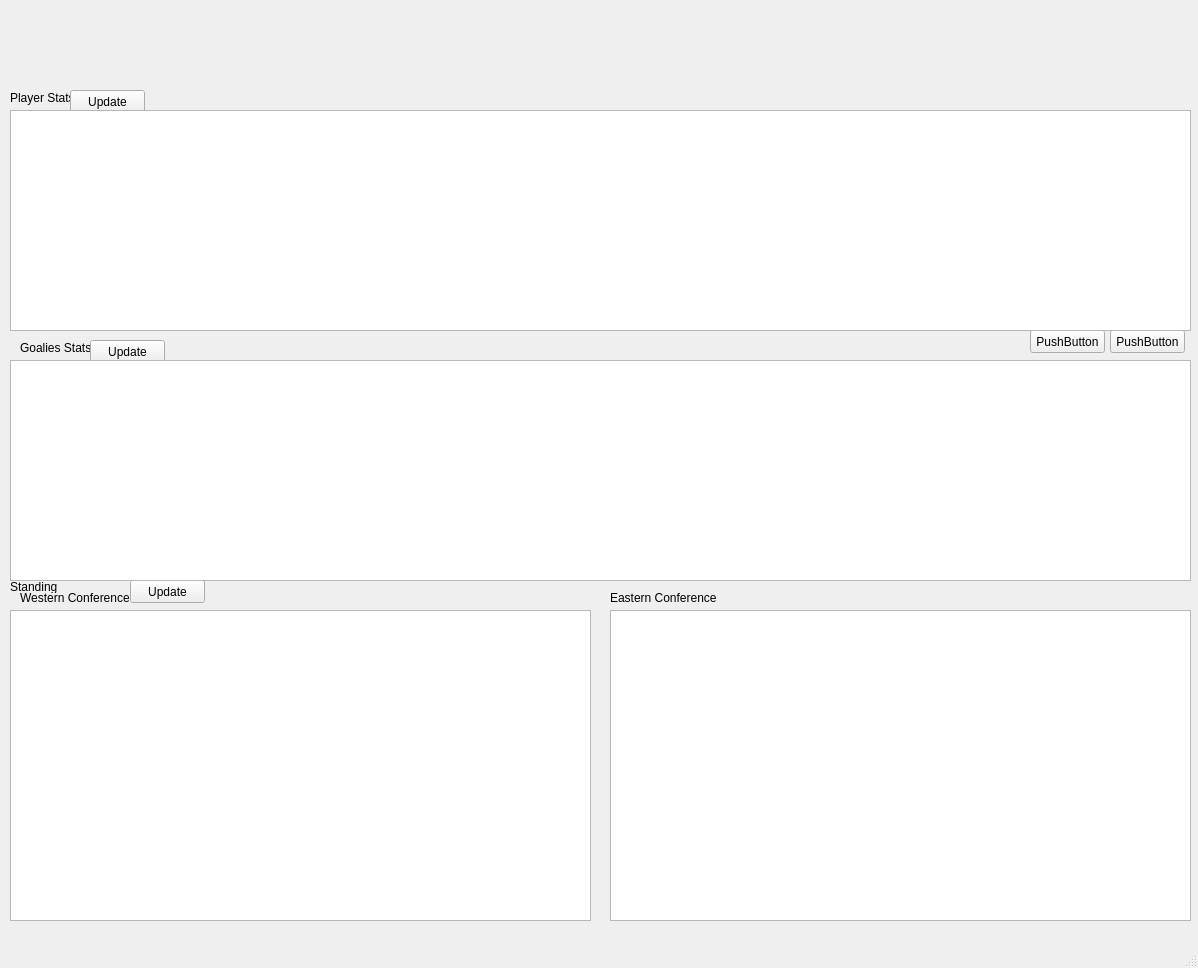
First picture: the form in nhl_stats_app_ui.ui, repository rshen25/nhl_stats_app, before the edit.
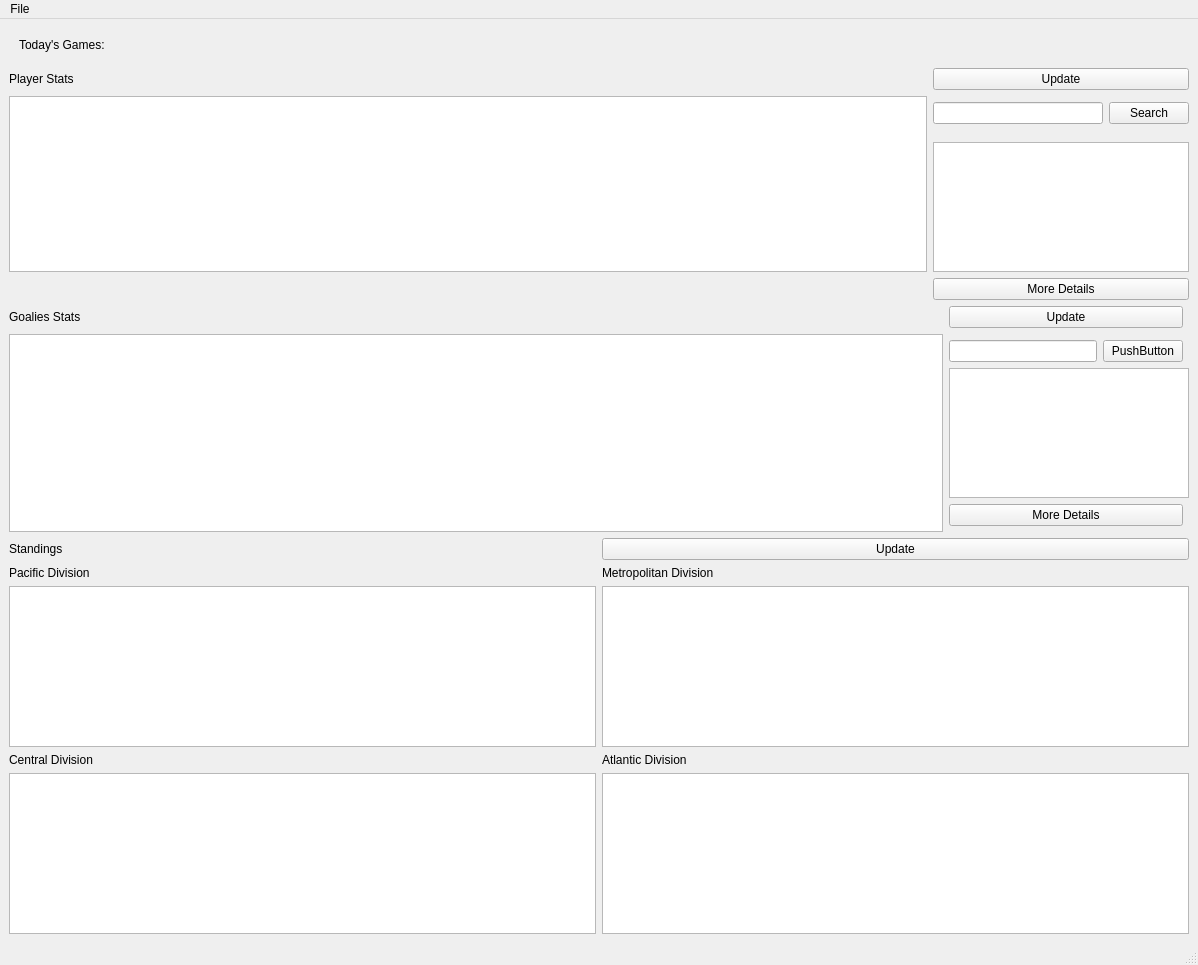
Second picture: the form after the edit.

Commit message:
Re-organized the main window UI to be able to scale with window size.
- Added more error checks, specifically if there was no response from the NHL API calls
- The application will use information from the database instead of trying to poll the NHL API if it is not available
- Minor refactors
- Updated README

```diff
--- a/nhl_stats_app_ui.ui
+++ b/nhl_stats_app_ui.ui
@@ -7,194 +7,211 @@
     <x>0</x>
     <y>0</y>
     <width>1198</width>
-    <height>968</height>
+    <height>965</height>
    </rect>
   </property>
   <property name="windowTitle">
    <string>MainWindow</string>
   </property>
   <widget class="QWidget" name="centralwidget">
-   <widget class="QLabel" name="label_standings">
-    <property name="geometry">
-     <rect>
-      <x>10</x>
-      <y>580</y>
-      <width>47</width>
-      <height>13</height>
-     </rect>
-    </property>
-    <property name="text">
-     <string>Standings</string>
-    </property>
-   </widget>
-   <widget class="QLabel" name="label_west_conference">
-    <property name="geometry">
-     <rect>
-      <x>20</x>
-      <y>590</y>
-      <width>121</width>
-      <height>16</height>
-     </rect>
-    </property>
-    <property name="text">
-     <string>Western Conference</string>
-    </property>
-   </widget>
-   <widget class="QLabel" name="label_east_conference">
-    <property name="geometry">
-     <rect>
-      <x>610</x>
-      <y>590</y>
-      <width>121</width>
-      <height>16</height>
-     </rect>
-    </property>
-    <property name="text">
-     <string>Eastern Conference</string>
-    </property>
-   </widget>
-   <widget class="QLabel" name="label_player_stats">
-    <property name="geometry">
-     <rect>
-      <x>10</x>
-      <y>90</y>
-      <width>81</width>
-      <height>16</height>
-     </rect>
-    </property>
-    <property name="text">
-     <string>Player Stats</string>
-    </property>
-   </widget>
-   <widget class="QLabel" name="label_goalie_stats">
-    <property name="geometry">
-     <rect>
-      <x>20</x>
-      <y>340</y>
-      <width>81</width>
-      <height>16</height>
-     </rect>
-    </property>
-    <property name="text">
-     <string>Goalies Stats</string>
-    </property>
-   </widget>
-   <widget class="QPushButton" name="btn_update_player_stats">
-    <property name="geometry">
-     <rect>
-      <x>70</x>
-      <y>90</y>
-      <width>75</width>
-      <height>23</height>
-     </rect>
-    </property>
-    <property name="text">
-     <string>Update</string>
-    </property>
-   </widget>
-   <widget class="QPushButton" name="btn_update_goalie_stats">
-    <property name="geometry">
-     <rect>
-      <x>90</x>
-      <y>340</y>
-      <width>75</width>
-      <height>23</height>
-     </rect>
-    </property>
-    <property name="text">
-     <string>Update</string>
-    </property>
-   </widget>
-   <widget class="QPushButton" name="btn_update_standings">
-    <property name="geometry">
-     <rect>
-      <x>130</x>
-      <y>580</y>
-      <width>75</width>
-      <height>23</height>
-     </rect>
-    </property>
-    <property name="text">
-     <string>Update</string>
-    </property>
-   </widget>
-   <widget class="QPushButton" name="pushButton_4">
-    <property name="geometry">
-     <rect>
-      <x>1110</x>
-      <y>330</y>
-      <width>75</width>
-      <height>23</height>
-     </rect>
-    </property>
-    <property name="text">
-     <string>PushButton</string>
-    </property>
-   </widget>
-   <widget class="QPushButton" name="pushButton_5">
-    <property name="geometry">
-     <rect>
-      <x>1030</x>
-      <y>330</y>
-      <width>75</width>
-      <height>23</height>
-     </rect>
-    </property>
-    <property name="text">
-     <string>PushButton</string>
-    </property>
-   </widget>
-   <widget class="QTableView" name="table_west_standings">
-    <property name="geometry">
-     <rect>
-      <x>10</x>
-      <y>610</y>
-      <width>581</width>
-      <height>311</height>
-     </rect>
-    </property>
-   </widget>
-   <widget class="QTableView" name="table_player_stats">
-    <property name="geometry">
-     <rect>
-      <x>10</x>
-      <y>110</y>
-      <width>1181</width>
-      <height>221</height>
-     </rect>
-    </property>
-   </widget>
-   <widget class="QTableView" name="table_goalie_stats">
-    <property name="geometry">
-     <rect>
-      <x>10</x>
-      <y>360</y>
-      <width>1181</width>
-      <height>221</height>
-     </rect>
-    </property>
-   </widget>
-   <widget class="QTableView" name="table_east_standings">
-    <property name="geometry">
-     <rect>
-      <x>610</x>
-      <y>610</y>
-      <width>581</width>
-      <height>311</height>
-     </rect>
-    </property>
-   </widget>
-   <widget class="QWidget" name="verticalLayoutWidget">
-    <property name="geometry">
-     <rect>
-      <x>10</x>
-      <y>10</y>
-      <width>1181</width>
-      <height>81</height>
-     </rect>
-    </property>
-    <layout class="QVBoxLayout" name="verticalLayout"/>
-   </widget>
+   <layout class="QGridLayout" name="gridLayout_4">
+    <item row="0" column="0">
+     <layout class="QHBoxLayout" name="gamesLayout" stretch="0">
+      <property name="sizeConstraint">
+       <enum>QLayout::SetFixedSize</enum>
+      </property>
+      <property name="leftMargin">
+       <number>10</number>
+      </property>
+      <property name="topMargin">
+       <number>10</number>
+      </property>
+      <property name="rightMargin">
+       <number>10</number>
+      </property>
+      <property name="bottomMargin">
+       <number>10</number>
+      </property>
+      <item>
+       <widget class="QLabel" name="label_games">
+        <property name="text">
+         <string>Today's Games:</string>
+        </property>
+       </widget>
+      </item>
+     </layout>
+    </item>
+    <item row="1" column="0">
+     <layout class="QGridLayout" name="gridLayout_3" columnstretch="8,0,0">
+      <item row="3" column="0">
+       <widget class="QLabel" name="label_player_stats">
+        <property name="text">
+         <string>Player Stats</string>
+        </property>
+       </widget>
+      </item>
+      <item row="3" column="1">
+       <widget class="QPushButton" name="btn_update_player_stats">
+        <property name="text">
+         <string>Update</string>
+        </property>
+       </widget>
+      </item>
+      <item row="6" column="1">
+       <layout class="QGridLayout" name="gridLayout_5">
+        <item row="1" column="0">
+         <widget class="QLineEdit" name="line_edit_player_search"/>
+        </item>
+        <item row="1" column="2">
+         <widget class="QPushButton" name="btn_player_search">
+          <property name="text">
+           <string>Search</string>
+          </property>
+         </widget>
+        </item>
+       </layout>
+      </item>
+      <item row="9" column="1">
+       <widget class="QTableView" name="table_player_search_result"/>
+      </item>
+      <item row="5" column="0" rowspan="5">
+       <widget class="QTableView" name="table_player_stats"/>
+      </item>
+      <item row="10" column="1">
+       <widget class="QPushButton" name="btn_more_player_info">
+        <property name="sizePolicy">
+         <sizepolicy hsizetype="MinimumExpanding" vsizetype="MinimumExpanding">
+          <horstretch>0</horstretch>
+          <verstretch>0</verstretch>
+         </sizepolicy>
+        </property>
+        <property name="text">
+         <string>More Details</string>
+        </property>
+       </widget>
+      </item>
+     </layout>
+    </item>
+    <item row="2" column="0">
+     <layout class="QGridLayout" name="gridLayout_2" rowstretch="0,0,0,0,0,0" columnstretch="8,2,0">
+      <item row="0" column="0">
+       <widget class="QLabel" name="label_goalie_stats">
+        <property name="text">
+         <string>Goalies Stats</string>
+        </property>
+       </widget>
+      </item>
+      <item row="4" column="1">
+       <widget class="QPushButton" name="btn_more_goalie_info">
+        <property name="sizePolicy">
+         <sizepolicy hsizetype="MinimumExpanding" vsizetype="MinimumExpanding">
+          <horstretch>0</horstretch>
+          <verstretch>0</verstretch>
+         </sizepolicy>
+        </property>
+        <property name="text">
+         <string>More Details</string>
+        </property>
+       </widget>
+      </item>
+      <item row="1" column="0" rowspan="5">
+       <widget class="QTableView" name="table_goalie_stats">
+        <property name="sizePolicy">
+         <sizepolicy hsizetype="MinimumExpanding" vsizetype="MinimumExpanding">
+          <horstretch>0</horstretch>
+          <verstretch>0</verstretch>
+         </sizepolicy>
+        </property>
+       </widget>
+      </item>
+      <item row="3" column="1" colspan="2">
+       <widget class="QTableView" name="table_goalie_search_result"/>
+      </item>
+      <item row="2" column="1">
+       <layout class="QGridLayout" name="gridLayout_6">
+        <item row="0" column="0">
+         <widget class="QLineEdit" name="line_edit_goalie_search"/>
+        </item>
+        <item row="0" column="1">
+         <widget class="QPushButton" name="btn_goalie_search">
+          <property name="text">
+           <string>PushButton</string>
+          </property>
+         </widget>
+        </item>
+       </layout>
+      </item>
+      <item row="0" column="1">
+       <widget class="QPushButton" name="btn_update_goalie_stats">
+        <property name="text">
+         <string>Update</string>
+        </property>
+       </widget>
+      </item>
+     </layout>
+    </item>
+    <item row="3" column="0">
+     <layout class="QGridLayout" name="gridLayout">
+      <property name="horizontalSpacing">
+       <number>6</number>
+      </property>
+      <item row="4" column="1">
+       <widget class="QLabel" name="label_east_conference_2">
+        <property name="text">
+         <string>Atlantic Division</string>
+        </property>
+       </widget>
+      </item>
+      <item row="5" column="0">
+       <widget class="QTableView" name="table_west_standings_2"/>
+      </item>
+      <item row="4" column="0">
+       <widget class="QLabel" name="label_west_conference_2">
+        <property name="text">
+         <string>Central Division</string>
+        </property>
+       </widget>
+      </item>
+      <item row="5" column="1">
+       <widget class="QTableView" name="table_east_standings_2"/>
+      </item>
+      <item row="3" column="0">
+       <widget class="QTableView" name="table_west_standings"/>
+      </item>
+      <item row="2" column="0">
+       <widget class="QLabel" name="label_west_conference">
+        <property name="text">
+         <string>Pacific Division</string>
+        </property>
+       </widget>
+      </item>
+      <item row="2" column="1">
+       <widget class="QLabel" name="label_east_conference">
+        <property name="text">
+         <string>Metropolitan Division</string>
+        </property>
+       </widget>
+      </item>
+      <item row="3" column="1">
+       <widget class="QTableView" name="table_east_standings"/>
+      </item>
+      <item row="0" column="0">
+       <widget class="QLabel" name="label_standings">
+        <property name="text">
+         <string>Standings</string>
+        </property>
+       </widget>
+      </item>
+      <item row="0" column="1">
+       <widget class="QPushButton" name="btn_update_standings">
+        <property name="text">
+         <string>Update</string>
+        </property>
+       </widget>
+      </item>
+     </layout>
+    </item>
+   </layout>
   </widget>
   <widget class="QMenuBar" name="menubar">
    <property name="geometry">
@@ -205,6 +222,13 @@
      <height>21</height>
     </rect>
    </property>
+   <widget class="QMenu" name="menuFile">
+    <property name="title">
+     <string>File</string>
+    </property>
+    <addaction name="actionExit"/>
+   </widget>
+   <addaction name="menuFile"/>
   </widget>
   <widget class="QStatusBar" name="statusbar"/>
  </widget>
```
Left out of the diff: 5 changed lines with no effect on the pictures. The commit also changes 5 other files.
